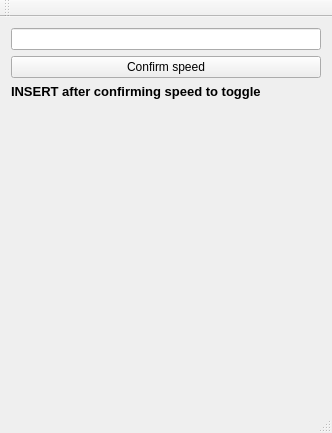
Old version of the form NoRecoil.ui in the repository VoiceShifter/DeadWeight.
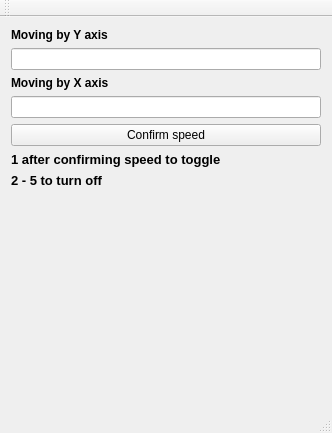
New version of the form.

Commit message: feat: added X movement

```diff
--- a/NoRecoil.ui
+++ b/NoRecoil.ui
@@ -17,6 +17,19 @@
    <layout class="QHBoxLayout" name="horizontalLayout">
     <item>
      <layout class="QVBoxLayout" name="verticalLayout">
+      <item>
+       <widget class="QLabel" name="label_2">
+        <property name="font">
+         <font>
+          <weight>75</weight>
+          <bold>true</bold>
+         </font>
+        </property>
+        <property name="text">
+         <string>Moving by Y axis</string>
+        </property>
+       </widget>
+      </item>
       <item>
        <widget class="QLineEdit" name="SpeedField">
         <property name="sizePolicy">
@@ -27,6 +40,22 @@
         </property>
        </widget>
       </item>
+      <item>
+       <widget class="QLabel" name="label_3">
+        <property name="font">
+         <font>
+          <weight>75</weight>
+          <bold>true</bold>
+         </font>
+        </property>
+        <property name="text">
+         <string>Moving by X axis</string>
+        </property>
+       </widget>
+      </item>
+      <item>
+       <widget class="QLineEdit" name="ySpeedField"/>
+      </item>
       <item>
        <widget class="QPushButton" name="ConfirmButton">
         <property name="text">
@@ -44,7 +73,21 @@
          </font>
         </property>
         <property name="text">
-         <string>INSERT after confirming speed to toggle </string>
+         <string>1 after confirming speed to toggle</string>
+        </property>
+       </widget>
+      </item>
+      <item>
+       <widget class="QLabel" name="label_4">
+        <property name="font">
+         <font>
+          <pointsize>10</pointsize>
+          <weight>75</weight>
+          <bold>true</bold>
+         </font>
+        </property>
+        <property name="text">
+         <string>2 - 5 to turn off </string>
         </property>
        </widget>
       </item>
```
The commit also changes 2 other files.
